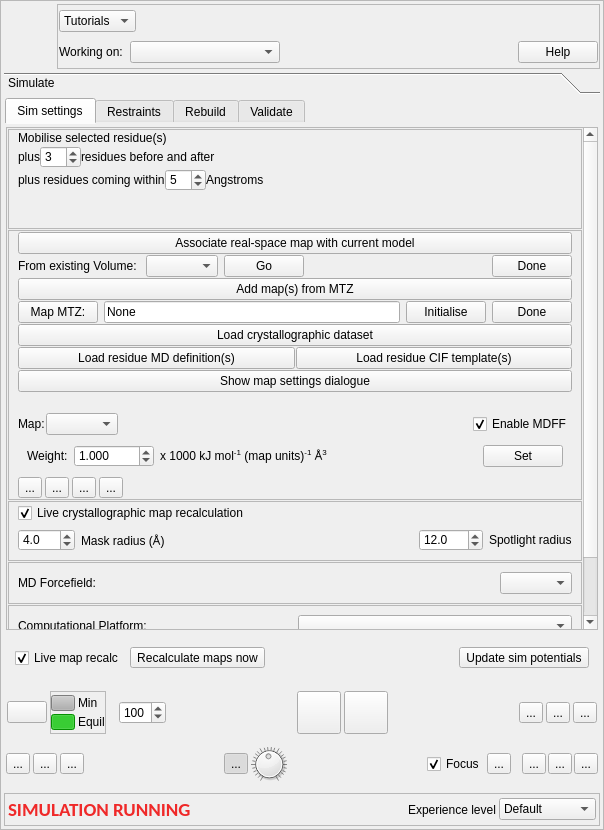
tristanic/isolde, file isolde/src/ui/IsoldeFrame.ui: the form before one commit.
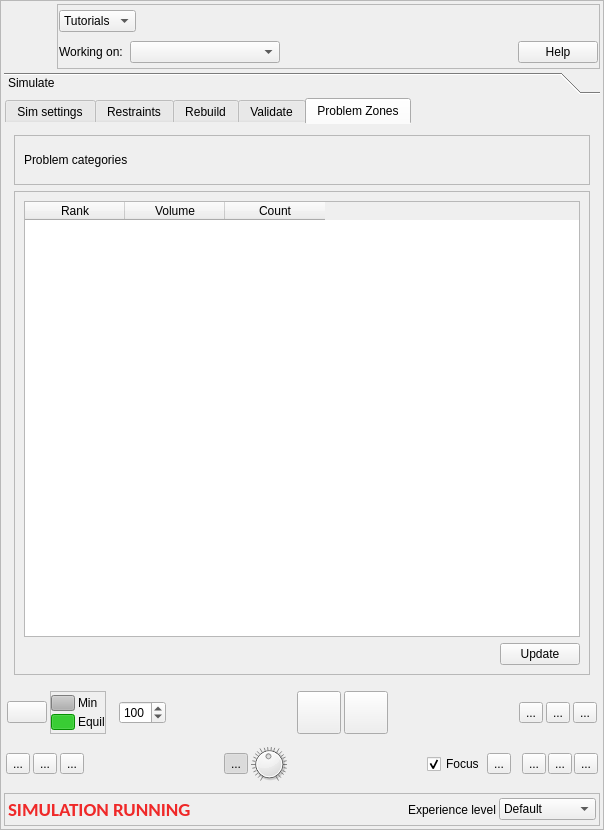
The form after the commit. Icons and pictures are not drawn.

Commit message: [WIP] Problem zone identification

The edit to the form file:
```diff
--- a/isolde/src/ui/IsoldeFrame.ui
+++ b/isolde/src/ui/IsoldeFrame.ui
@@ -259,8 +259,8 @@
        <rect>
         <x>0</x>
         <y>0</y>
-        <width>590</width>
-        <height>644</height>
+        <width>596</width>
+        <height>693</height>
        </rect>
       </property>
       <property name="sizePolicy">
@@ -315,7 +315,7 @@
 }</string>
            </property>
            <property name="currentIndex">
-            <number>0</number>
+            <number>4</number>
            </property>
            <property name="elideMode">
             <enum>Qt::ElideNone</enum>
@@ -361,9 +361,9 @@
                 <property name="geometry">
                  <rect>
                   <x>0</x>
-                  <y>-369</y>
-                  <width>566</width>
-                  <height>792</height>
+                  <y>0</y>
+                  <width>571</width>
+                  <height>602</height>
                  </rect>
                 </property>
                 <layout class="QVBoxLayout" name="verticalLayout_8" stretch="0,0,0,0,0,0,0">
@@ -4280,6 +4280,96 @@
              </item>
             </layout>
            </widget>
+           <widget class="QWidget" name="problem_zones">
+            <attribute name="title">
+             <string>Problem Zones</string>
+            </attribute>
+            <layout class="QVBoxLayout" name="verticalLayout_29">
+             <item>
+              <widget class="QFrame" name="_problem_zone_problem_types_frame">
+               <property name="minimumSize">
+                <size>
+                 <width>0</width>
+                 <height>50</height>
+                </size>
+               </property>
+               <property name="frameShape">
+                <enum>QFrame::StyledPanel</enum>
+               </property>
+               <property name="frameShadow">
+                <enum>QFrame::Raised</enum>
+               </property>
+               <layout class="QVBoxLayout" name="verticalLayout_30">
+                <item>
+                 <widget class="QLabel" name="label_23">
+                  <property name="text">
+                   <string>Problem categories</string>
+                  </property>
+                 </widget>
+                </item>
+                <item>
+                 <layout class="QGridLayout" name="gridLayout_3"/>
+                </item>
+               </layout>
+              </widget>
+             </item>
+             <item>
+              <widget class="QFrame" name="frame_17">
+               <property name="frameShape">
+                <enum>QFrame::StyledPanel</enum>
+               </property>
+               <property name="frameShadow">
+                <enum>QFrame::Raised</enum>
+               </property>
+               <layout class="QVBoxLayout" name="verticalLayout_27">
+                <item>
+                 <widget class="QTableWidget" name="_problem_region_table">
+                  <column>
+                   <property name="text">
+                    <string>Rank</string>
+                   </property>
+                  </column>
+                  <column>
+                   <property name="text">
+                    <string>Volume</string>
+                   </property>
+                  </column>
+                  <column>
+                   <property name="text">
+                    <string>Count</string>
+                   </property>
+                  </column>
+                 </widget>
+                </item>
+                <item>
+                 <layout class="QHBoxLayout" name="horizontalLayout_51">
+                  <item>
+                   <spacer name="horizontalSpacer_38">
+                    <property name="orientation">
+                     <enum>Qt::Horizontal</enum>
+                    </property>
+                    <property name="sizeHint" stdset="0">
+                     <size>
+                      <width>40</width>
+                      <height>20</height>
+                     </size>
+                    </property>
+                   </spacer>
+                  </item>
+                  <item>
+                   <widget class="QPushButton" name="_problem_zones_update_button">
+                    <property name="text">
+                     <string>Update</string>
+                    </property>
+                   </widget>
+                  </item>
+                 </layout>
+                </item>
+               </layout>
+              </widget>
+             </item>
+            </layout>
+           </widget>
           </widget>
          </item>
          <item>
```
Left out of the diff: 44 changed lines with no effect on the pictures. The commit also changes 2 other files.
